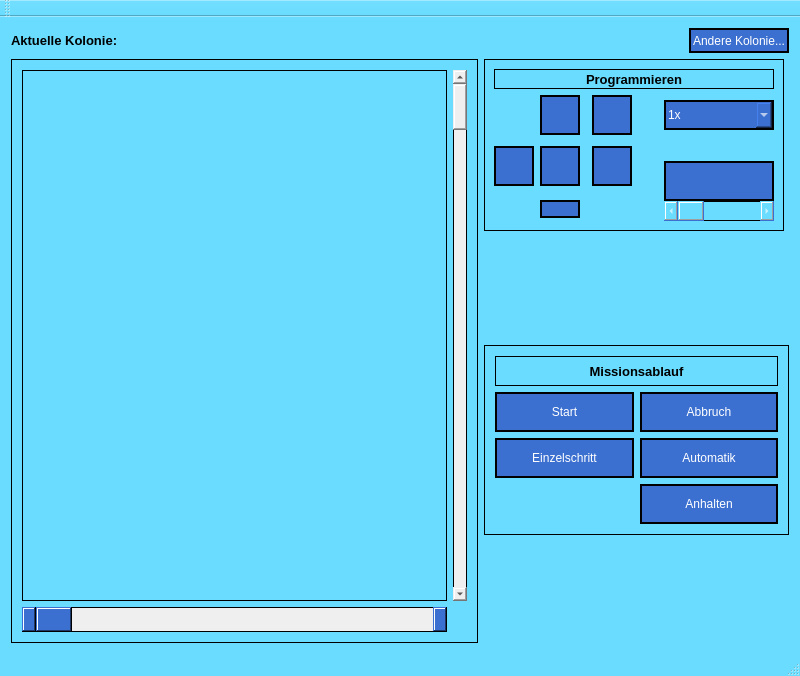
The window that Patchbot/Patchbot/gui/Patchbot.ui (Chris443/mr_robot) describes before a commit, drawn with Qt 5.
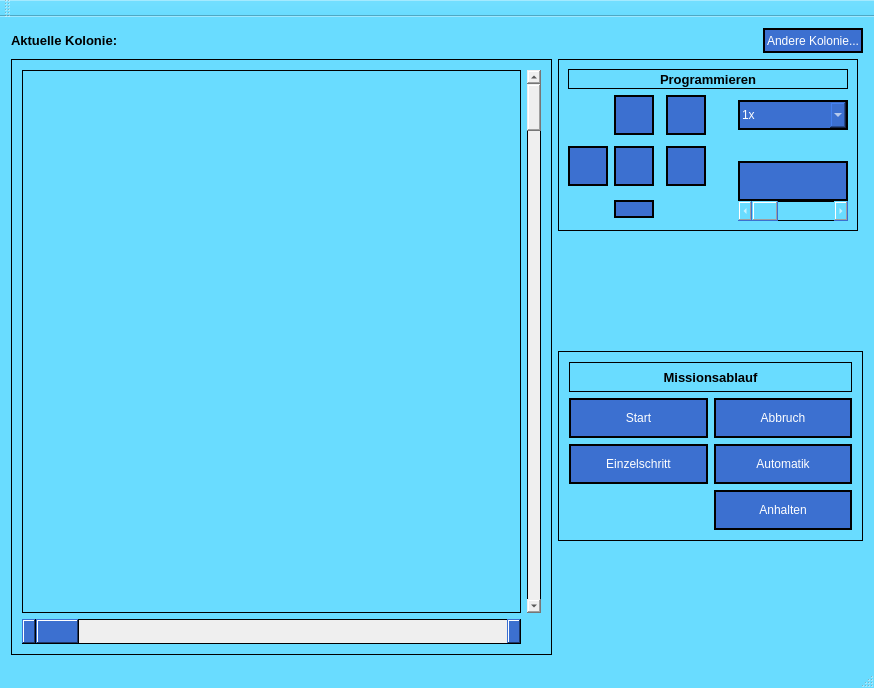
The same window after the commit. Icons and pictures are not drawn. Custom widgets are drawn as their Qt base class.

```diff
--- a/Patchbot/Patchbot/gui/Patchbot.ui
+++ b/Patchbot/Patchbot/gui/Patchbot.ui
@@ -6,8 +6,8 @@
    <rect>
     <x>0</x>
     <y>0</y>
-    <width>800</width>
-    <height>676</height>
+    <width>874</width>
+    <height>688</height>
    </rect>
   </property>
   <property name="sizePolicy">
```
Left out of the diff: 12 changed lines with no effect on the pictures.
